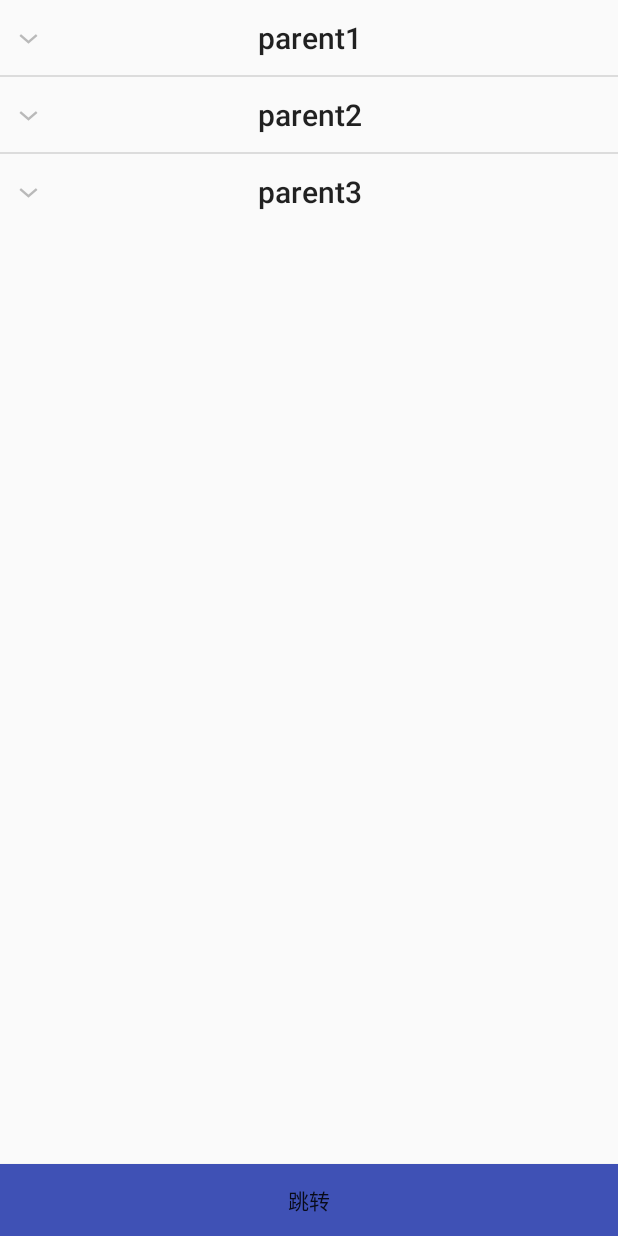
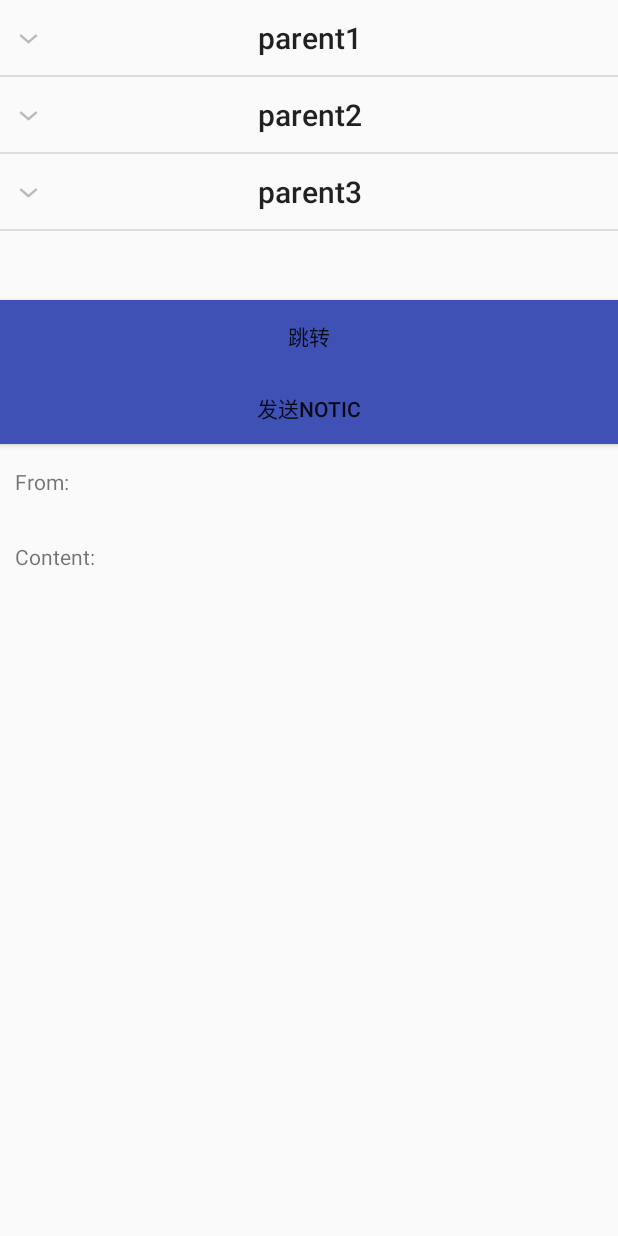
Before and after one commit to LJYJEANAL/HplayerDemo, an Android app: the ExpandablelistActivity screen opened directly, with no data from a screen before it, on a phone screen of 412 x 824 dp. Run offline under Robolectric (Android 15) with nearby library versions, the light colour scheme and no system bars.

Commit message:
修复新增

```diff
--- a/app/src/main/res/layout/activity_expandablelist.xml
+++ b/app/src/main/res/layout/activity_expandablelist.xml
@@ -9,7 +9,7 @@
     <ExpandableListView
         android:id="@+id/main_expandablelistview"
         android:layout_width="match_parent"
-        android:layout_height="wrap_content">
+        android:layout_height="200dip">
     </ExpandableListView>
     <Button
         android:layout_width="match_parent"
@@ -17,6 +17,46 @@
         android:id="@+id/toVF_btn"
         android:background="@color/colorPrimary"
         android:text="跳转"
-        android:layout_alignParentBottom="true"/>
+        android:layout_below="@+id/main_expandablelistview"/>
+    <Button
+        android:layout_width="match_parent"
+        android:layout_height="wrap_content"
+        android:text="发送Notic"
+        android:id="@+id/sendNotic"
+        android:layout_below="@+id/toVF_btn"
+        android:background="@color/colorPrimary"/>
+    <LinearLayout
+        android:id="@+id/dd"
+        android:layout_below="@+id/sendNotic"
+        android:layout_width="match_parent"
+        android:layout_height="50dp" >
+        <TextView
+            android:layout_width="wrap_content"
+            android:layout_height="wrap_content"
+            android:layout_gravity="center_vertical"
+            android:padding="10dp"
+            android:text="From:" />
+        <TextView
+            android:id="@+id/sender"
+            android:layout_width="wrap_content"
+            android:layout_height="wrap_content"
+            android:layout_gravity="center_vertical" />
+    </LinearLayout>
+    <LinearLayout
+        android:layout_below="@+id/dd"
+        android:layout_width="match_parent"
+        android:layout_height="50dp" >
+        <TextView
+            android:layout_width="wrap_content"
+            android:layout_height="wrap_content"
+            android:layout_gravity="center_vertical"
+            android:padding="10dp"
+            android:text="Content:" />
+        <TextView
+            android:id="@+id/content"
+            android:layout_width="wrap_content"
+            android:layout_height="wrap_content"
+            android:layout_gravity="center_vertical" />
+    </LinearLayout>
 
 </RelativeLayout>
--- a/app/src/main/res/layout/activity_gallery.xml
+++ b/app/src/main/res/layout/activity_gallery.xml
@@ -20,5 +20,11 @@
         android:layout_marginBottom="10dip"
         android:gravity="center"
         android:orientation="horizontal"/>
+    <Button
+        android:id="@+id/gal_btn"
+        android:layout_below="@+id/home_adpoint_ll"
+        android:layout_width="wrap_content"
+        android:text="跳转"
+        android:layout_height="wrap_content" />
 
 </RelativeLayout>
```
Also changed, not shown: app/src/main/res/layout/activity_choose_pic.xml (added, +21 -0 lines), app/src/main/res/layout/activity_gallery_view.xml (added, +18 -0 lines), app/src/main/res/layout/activity_main.xml (+8 -19 lines), app/src/main/res/layout/activity_stand.xml (added, +13 -0 lines), app/src/main/res/layout/activity_view_set_acitivity.xml (added, +22 -0 lines), app/src/main/res/layout/notify.xml (added, +19 -0 lines).
